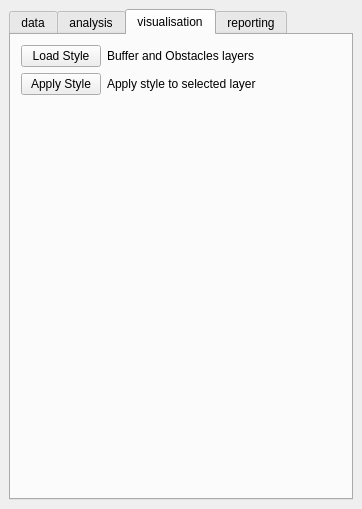
Before: the Qt Designer form SpatialDecision/spatial_decision_dockwidget_base.ui in jorgegil/GEO1005, drawn with Qt 5.
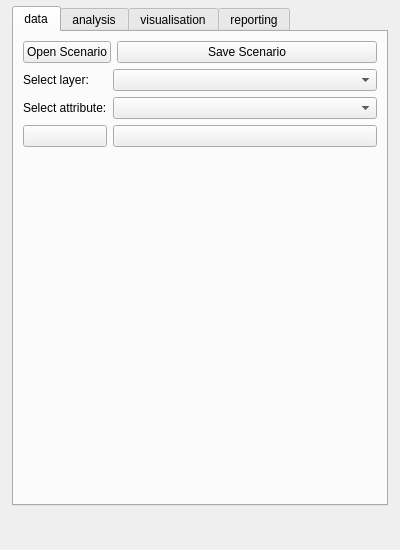
After: the same form once the commit is applied. The open tabs and pages were chosen to show the change.

Commit message: add charts to visualisation tab

Patch:
```diff
--- a/SpatialDecision/spatial_decision_dockwidget_base.ui
+++ b/SpatialDecision/spatial_decision_dockwidget_base.ui
@@ -6,17 +6,41 @@
    <rect>
     <x>0</x>
     <y>0</y>
-    <width>362</width>
-    <height>509</height>
+    <width>400</width>
+    <height>550</height>
    </rect>
   </property>
+  <property name="maximumSize">
+   <size>
+    <width>400</width>
+    <height>550</height>
+   </size>
+  </property>
   <property name="windowTitle">
    <string>SDSS Template</string>
   </property>
   <widget class="QWidget" name="dockWidgetContents">
-   <layout class="QGridLayout" name="gridLayout">
-    <item row="0" column="0">
      <widget class="QTabWidget" name="sampleWidgets">
+    <property name="geometry">
+     <rect>
+      <x>12</x>
+      <y>6</y>
+      <width>376</width>
+      <height>500</height>
+     </rect>
+    </property>
+    <property name="sizePolicy">
+     <sizepolicy hsizetype="Expanding" vsizetype="Maximum">
+      <horstretch>0</horstretch>
+      <verstretch>0</verstretch>
+     </sizepolicy>
+    </property>
+    <property name="maximumSize">
+     <size>
+      <width>16777215</width>
+      <height>500</height>
+     </size>
+    </property>
       <property name="currentIndex">
        <number>0</number>
       </property>
@@ -228,34 +252,13 @@
         </item>
        </layout>
       </widget>
-      <widget class="QWidget" name="tab">
+    <widget class="QWidget" name="visualisationTab">
        <attribute name="title">
         <string>visualisation</string>
        </attribute>
-       <widget class="QWidget" name="layoutWidget">
-        <property name="geometry">
-         <rect>
-          <x>10</x>
-          <y>10</y>
-          <width>291</width>
-          <height>391</height>
-         </rect>
-        </property>
-        <layout class="QFormLayout" name="formLayout_2">
-         <item row="0" column="0">
-          <widget class="QPushButton" name="displayStyleButton">
-           <property name="text">
-            <string>Load Style</string>
-           </property>
-          </widget>
-         </item>
-         <item row="1" column="0">
-          <widget class="QPushButton" name="displayRangeButton">
-           <property name="text">
-            <string>Apply Style</string>
-           </property>
-          </widget>
-         </item>
+     <layout class="QVBoxLayout" name="verticalLayout_3">
+      <item>
+       <layout class="QGridLayout" name="gridLayout_4">
          <item row="0" column="1">
           <widget class="QLabel" name="label">
            <property name="text">
@@ -270,10 +273,28 @@
            </property>
           </widget>
          </item>
-        </layout>
-       </widget>
-      </widget>
-      <widget class="QWidget" name="visualisationTab">
+        <item row="0" column="0">
+         <widget class="QPushButton" name="displayStyleButton">
+          <property name="text">
+           <string>Load Style</string>
+          </property>
+         </widget>
+        </item>
+        <item row="1" column="0">
+         <widget class="QPushButton" name="displayRangeButton">
+          <property name="text">
+           <string>Apply Style</string>
+          </property>
+         </widget>
+        </item>
+        <item row="2" column="0" colspan="2">
+         <layout class="QVBoxLayout" name="chartLayout"/>
+        </item>
+       </layout>
+      </item>
+     </layout>
+    </widget>
+    <widget class="QWidget" name="reportingTab">
        <attribute name="title">
         <string>reporting</string>
        </attribute>
@@ -346,8 +367,6 @@
        </layout>
       </widget>
      </widget>
-    </item>
-   </layout>
   </widget>
  </widget>
  <resources/>
```
Lines whose indentation alone changed are shown as unchanged. The commit also changes 3 other files.
